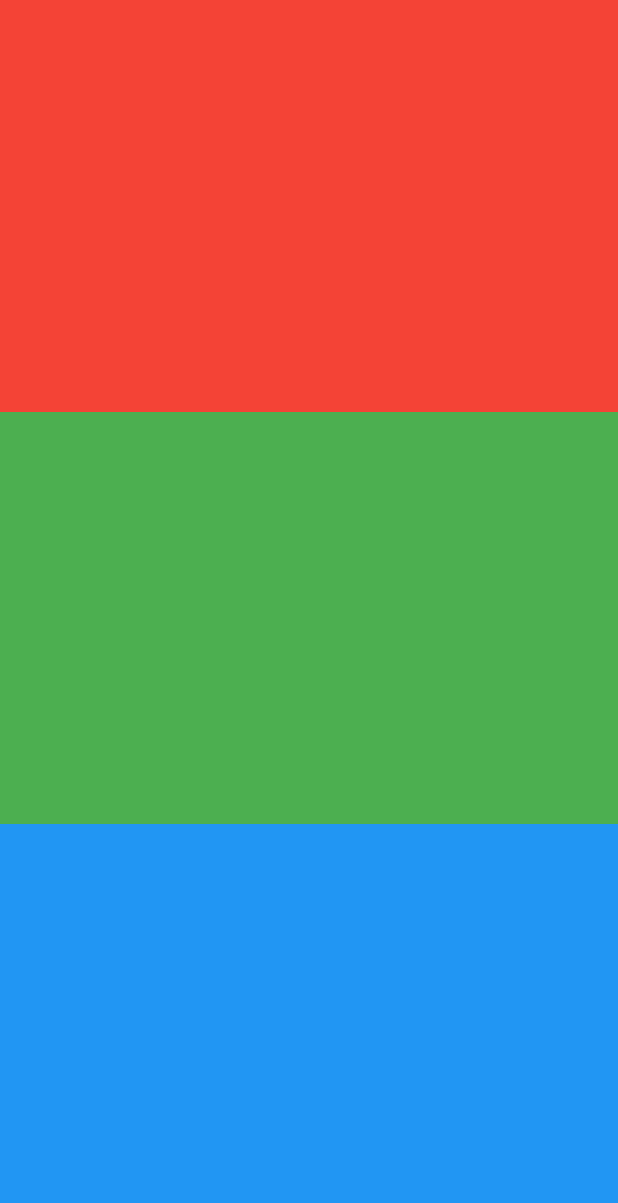
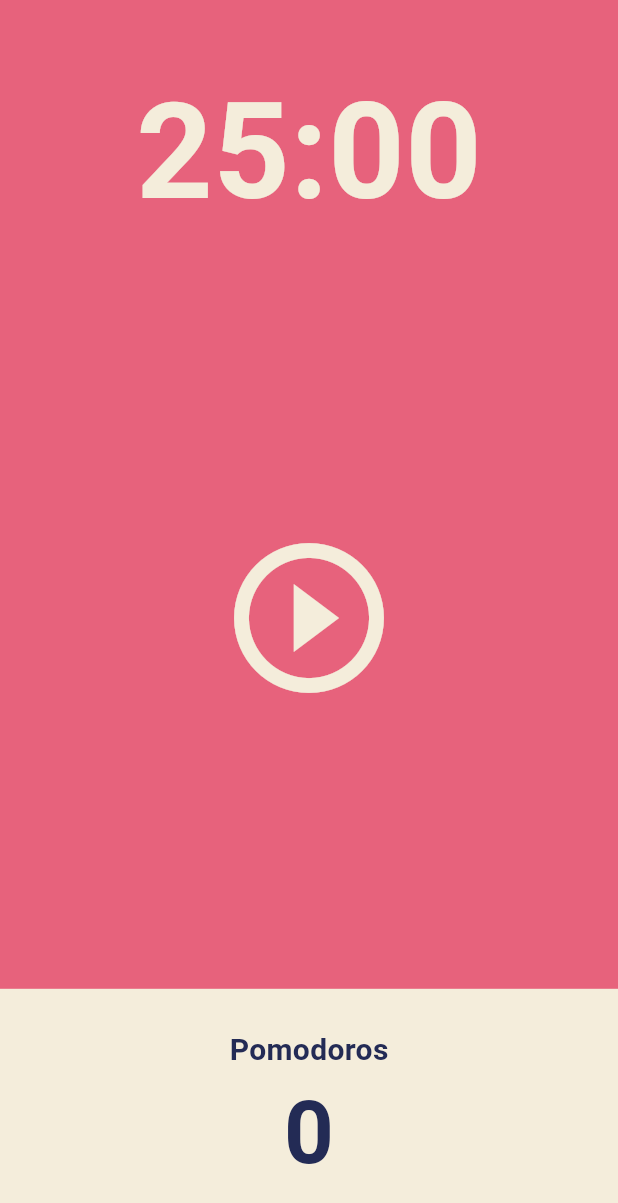
Before and after one commit to myFlutterClone/toonflix_pomo, a Flutter app: the screen it shows after launch, on a phone screen of 412 x 824 dp. Shown: the top 1203 px of the screen. Run offline on Flutter 3.47's test engine with Material 3 defaults, Android fonts, the phone set to English and light mode, and no system bars.

Commit message:
5.0 User Interface End

```diff
--- a/lib/main.dart
+++ b/lib/main.dart
@@ -12,12 +12,15 @@ class App extends StatelessWidget {
   Widget build(BuildContext context) {
     return MaterialApp(
       theme: ThemeData(
+        colorScheme: ColorScheme.fromSwatch(
+          backgroundColor: const Color(0xFFE7627C),
+        ),
         textTheme: const TextTheme(
           displayLarge: TextStyle(
-            color: Color(0xff232b55),
+            color: Color(0xFF232B55),
           ),
         ),
-        cardColor: const Color(0xFFF4Eddb),
+        cardColor: const Color(0xFFF4EDDB),
       ),
       home: const HomeScreen(),
     );
--- a/lib/screens/home_screen.dart
+++ b/lib/screens/home_screen.dart
@@ -11,27 +11,70 @@ class _HomeScreenState extends State<HomeScreen> {
   @override
   Widget build(BuildContext context) {
     return Scaffold(
+      backgroundColor: Theme.of(context).colorScheme.background,
       body: Column(
         children: [
           Flexible(
+            flex: 1,
             child: Container(
-              decoration: const BoxDecoration(
-                color: Colors.red,
+              alignment: Alignment.bottomCenter,
+              child: Text(
+                '25:00',
+                style: TextStyle(
+                  color: Theme.of(context).cardColor,
+                  fontSize: 89,
+                  fontWeight: FontWeight.w600,
+                ),
               ),
             ),
           ),
           Flexible(
-            child: Container(
-              decoration: const BoxDecoration(
-                color: Colors.green,
+            flex: 3,
+            child: Center(
+              child: IconButton(
+                iconSize: 120,
+                color: Theme.of(context).cardColor,
+                onPressed: () {},
+                icon: const Icon(
+                  Icons.play_circle_outline,
+                ),
               ),
             ),
           ),
           Flexible(
-            child: Container(
-              decoration: const BoxDecoration(
-                color: Colors.blue,
-              ),
+            flex: 1,
+            child: Row(
+              children: [
+                Expanded(
+                  child: Container(
+                    decoration:
+                        BoxDecoration(color: Theme.of(context).cardColor),
+                    child: Column(
+                      mainAxisAlignment: MainAxisAlignment.center,
+                      children: [
+                        Text(
+                          'Pomodoros',
+                          style: TextStyle(
+                            fontSize: 20,
+                            fontWeight: FontWeight.w600,
+                            color:
+                                Theme.of(context).textTheme.displayLarge!.color,
+                          ),
+                        ),
+                        Text(
+                          '0',
+                          style: TextStyle(
+                            fontSize: 58,
+                            fontWeight: FontWeight.w600,
+                            color:
+                                Theme.of(context).textTheme.displayLarge!.color,
+                          ),
+                        ),
+                      ],
+                    ),
+                  ),
+                ),
+              ],
             ),
           ),
         ],
```
